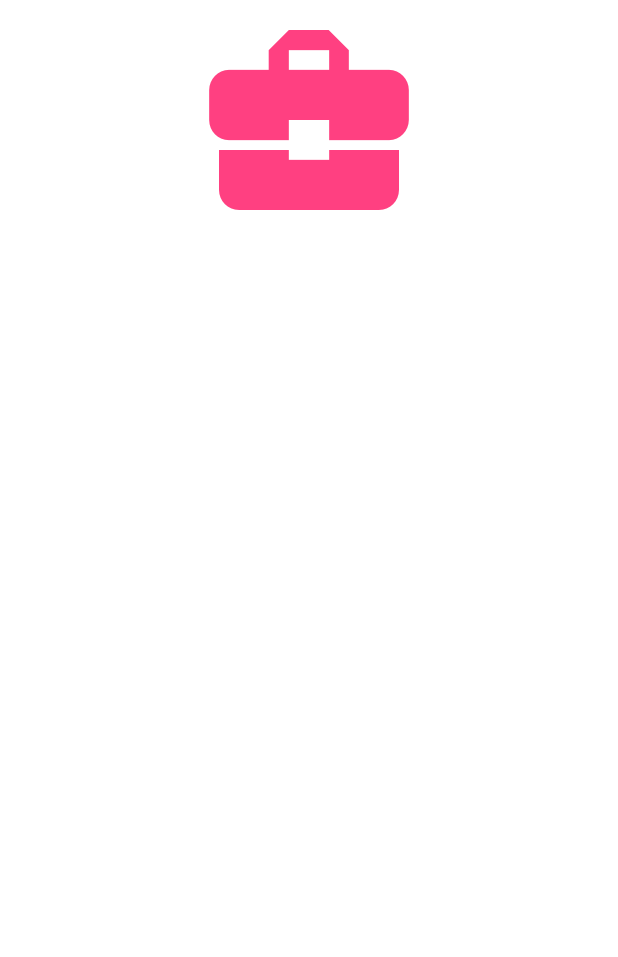
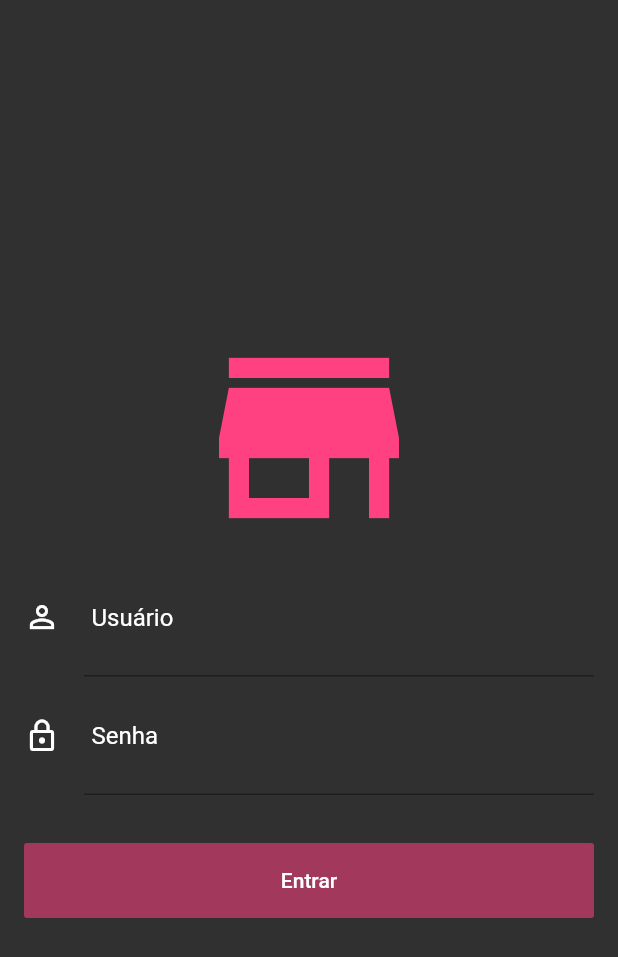
Before and after one commit to douglascpereira/gerente_loja, a Flutter app: the screen it shows after launch, on a phone screen of 412 x 824 dp. Shown: the top 957 px of the screen. Run offline on Flutter 3.47's test engine with Material 2 defaults, Android fonts, the phone set to English and light mode, and no system bars; our stand-ins replace rxdart; missing offline and left inert: bloc_pattern.

Commit message:
tela de login

```diff
--- /dev/null
+++ b/lib/blocs/login_bloc.dart
@@ -0,0 +1,26 @@
+import 'package:bloc_pattern/bloc_pattern.dart';
+import 'package:gerente_loja/validators/login_validators.dart';
+import 'package:rxdart/rxdart.dart';
+
+class LoginBloc extends BlocBase with LoginValidators {
+
+  final _emailController = BehaviorSubject<String>();
+  final _passwordController = BehaviorSubject<String>();
+
+  Stream<String> get outEmail => _emailController.stream.transform(validateEmail);
+  Stream<String> get outPassword => _passwordController.stream.transform(validatePassword);
+
+  Stream<bool> get outSubmitValid => Observable.combineLatest2(
+      outEmail, outPassword, (a, b) => true
+  );
+
+  Function(String) get changeEmail => _emailController.sink.add;
+  Function(String) get changePassword => _passwordController.sink.add;
+
+  @override
+  void dispose() {
+    _emailController.close();
+    _passwordController.close();
+  }
+
+}
--- a/lib/screens/login_screen.dart
+++ b/lib/screens/login_screen.dart
@@ -1,13 +1,69 @@
 import 'package:flutter/material.dart';
+import 'package:gerente_loja/blocs/login_bloc.dart';
+import 'package:gerente_loja/widgets/input_field.dart';
 
-class LoginScreen extends StatelessWidget {
+class LoginScreen extends StatefulWidget {
+  @override
+  _LoginScreenState createState() => _LoginScreenState();
+}
+
+class _LoginScreenState extends State<LoginScreen> {
+
+  final _loginBloc = LoginBloc();
+
   @override
   Widget build(BuildContext context) {
-    return SafeArea(
-      child: Column(
-        crossAxisAlignment: CrossAxisAlignment.center,
+    return Scaffold(
+      backgroundColor: Colors.grey[850],
+      body: Stack(
+        alignment: Alignment.center,
         children: <Widget>[
-          Icon(Icons.business_center, color: Colors.pinkAccent, size: 160,)
+          Container(),
+          SingleChildScrollView(
+            child: Container(
+              margin: EdgeInsets.all(16),
+              child: Column(
+                crossAxisAlignment: CrossAxisAlignment.stretch,
+                children: <Widget>[
+                  Icon(
+                    Icons.store_mall_directory,
+                    color: Colors.pinkAccent,
+                    size: 160,
+                  ),
+                  InputField(
+                    icon: Icons.person_outline,
+                    hint: "Usuário",
+                    obscure: false,
+                    stream: _loginBloc.outEmail,
+                    onChanged: _loginBloc.changeEmail,
+                  ),
+                  InputField(
+                    icon: Icons.lock_outline,
+                    hint: "Senha",
+                    obscure: true,
+                    stream: _loginBloc.outPassword,
+                    onChanged: _loginBloc.changePassword,
+                  ),
+                  SizedBox(height: 32,),
+                  StreamBuilder<bool>(
+                    stream: _loginBloc.outSubmitValid,
+                    builder: (context, snapshot) {
+                      return SizedBox(
+                        height: 50,
+                        child: RaisedButton(
+                          color: Colors.pinkAccent,
+                          child: Text("Entrar"),
+                          onPressed: snapshot.hasData ? (){} : null,
+                          textColor: Colors.white,
+                          disabledColor: Colors.pinkAccent.withAlpha(140),
+                        ),
+                      );
+                    }
+                  )
+                ],
+              ),
+            ),
+          ),
         ],
       ),
     );
--- /dev/null
+++ b/lib/validators/login_validators.dart
@@ -0,0 +1,24 @@
+import 'dart:async';
+
+class LoginValidators {
+
+  final validateEmail = StreamTransformer<String, String>.fromHandlers(
+    handleData: (email, sink){
+      if(email.contains("@")){
+        sink.add(email);
+      } else {
+        sink.addError("Insira um e-mail válido");
+      }
+    }
+  );
+
+  final validatePassword = StreamTransformer<String, String>.fromHandlers(
+      handleData: (password, sink){
+        if(password.length > 3){
+          sink.add(password);
+        } else {
+          sink.addError("Senha inválida, deve conter pelo menos 4 caracteres");
+        }
+      }
+  );
+}
--- /dev/null
+++ b/lib/widgets/input_field.dart
@@ -0,0 +1,43 @@
+import 'package:flutter/material.dart';
+
+class InputField extends StatelessWidget {
+
+  final IconData icon;
+  final String hint;
+  final bool obscure;
+  final Stream<String> stream;
+  final Function(String) onChanged;
+
+  InputField({this.icon, this.hint, this.obscure, this.stream, this.onChanged});
+
+  @override
+  Widget build(BuildContext context) {
+    return StreamBuilder<String>(
+      stream: stream,
+      builder: (context, snapshot) {
+        return TextField(
+          onChanged: onChanged,
+          decoration: InputDecoration(
+            icon: Icon(icon, color: Colors.white,),
+            hintText: hint,
+            hintStyle: TextStyle(color: Colors.white),
+            focusedBorder: UnderlineInputBorder(
+              borderSide: BorderSide(
+                color: Colors.pinkAccent
+              )
+            ),
+            contentPadding: EdgeInsets.only(
+              left: 5,
+              right: 30,
+              bottom: 30,
+              top: 30
+            ),
+            errorText: snapshot.hasError ? snapshot.error : null,
+          ),
+          style: TextStyle(color: Colors.white),
+          obscureText: obscure,
+        );
+      }
+    );
+  }
+}
```
Also changed, not shown: 1 other file.
